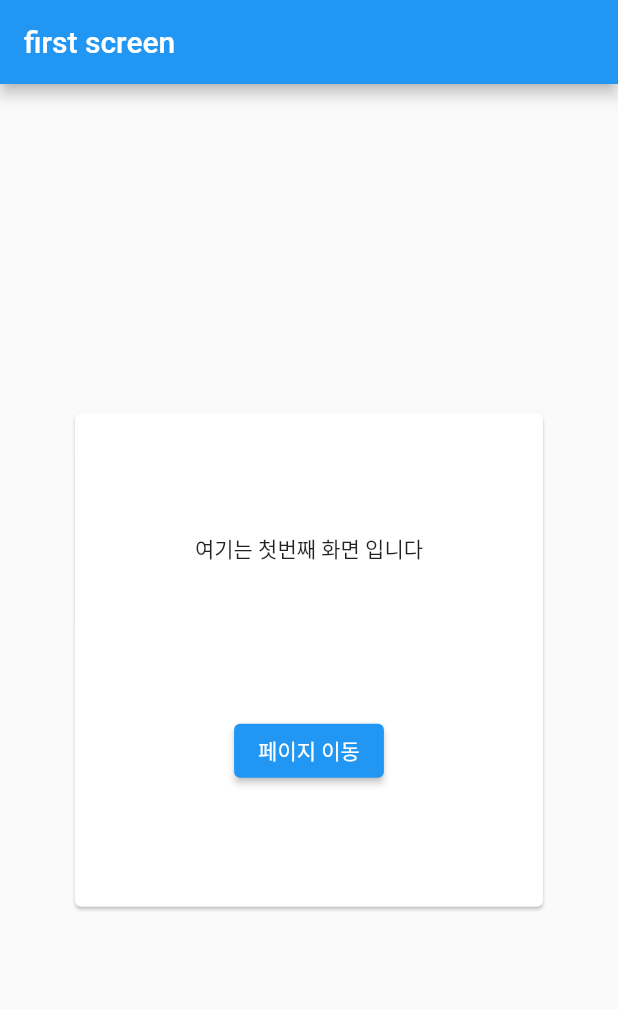
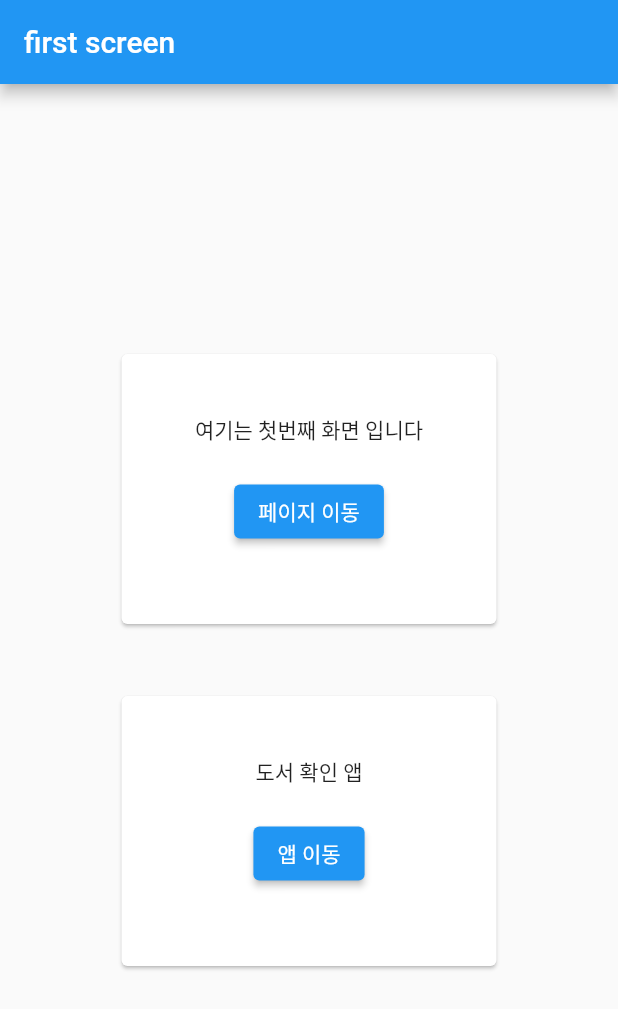
Before and after one commit to pollra/pollrater, a Flutter app: the screen it shows after launch, on a phone screen of 412 x 824 dp. Shown: the top 1009 px of the screen. Run offline on Flutter 3.47's test engine with Material 2 defaults, Android fonts, the phone set to English and light mode, and no system bars.

```diff
--- a/lib/first_screen.dart
+++ b/lib/first_screen.dart
@@ -1,4 +1,5 @@
 import 'package:flutter/material.dart';
+import 'package:pollrater_example_01/library_screen.dart';
 import 'package:pollrater_example_01/second_screen.dart';
 
 class FirstScreen extends StatelessWidget {
@@ -15,26 +16,50 @@ class FirstScreen extends StatelessWidget {
           mainAxisAlignment: MainAxisAlignment.center,
           children: [
             Card(
+              child: SizedBox(
+                height: 180,
+                width: 250,
                 child: Padding(
-                padding: const EdgeInsets.all(80),
+                  padding: const EdgeInsets.all(40),
                   child: Column(
                     children: [
                       const Text('여기는 첫번째 화면 입니다'),
-                    Padding(padding: EdgeInsets.all(50)),
+                      Padding(padding: EdgeInsets.all(10)),
                       ElevatedButton(
                           onPressed: () {
-                          Navigator.of(context).push(
-                            MaterialPageRoute(
+                            Navigator.of(context).push(MaterialPageRoute(
                               builder: (context) => SecondScreen(),
-                            )
-                          );
+                            ));
                           },
-                        child: const Text('페이지 이동')
-                    )
+                          child: const Text('페이지 이동'))
                     ],
                   ),
                 ),
               ),
+            ),
+            const Padding(padding: EdgeInsets.all(20)),
+            Card(
+              child: SizedBox(
+                height: 180,
+                width: 250,
+                child: Padding(
+                  padding: const EdgeInsets.all(40),
+                  child: Column(
+                    children: [
+                      const Text('도서 확인 앱'),
+                      Padding(padding: EdgeInsets.all(10)),
+                      ElevatedButton(
+                          onPressed: () {
+                            Navigator.of(context).push(MaterialPageRoute(
+                              builder: (context) => LibraryScreen(),
+                            ));
+                          },
+                          child: const Text('앱 이동'))
+                    ],
+                  ),
+                ),
+              ),
+            )
           ],
         ),
       ),
```
Also changed, not shown: lib/library_detail_screen.dart (added, +52 -0 lines), lib/library_screen.dart (added, +64 -0 lines), 1 other file. Lines whose indentation alone changed are shown as unchanged.
